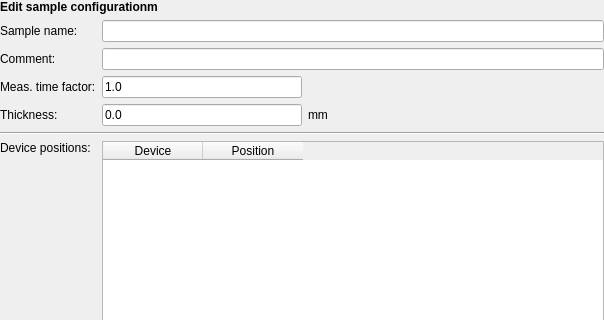
Qt form nicos_ess/loki/gui/sampleconf_one.ui (mlz-ictrl/nicos) before a commit; both pictures show x 0 to 604 and y 0 to 320 of the 604 by 531 pixel window.
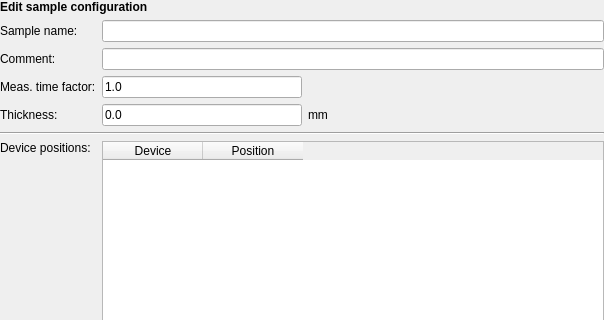
The same form after that commit.

```diff
--- a/nicos_ess/loki/gui/sampleconf_one.ui
+++ b/nicos_ess/loki/gui/sampleconf_one.ui
@@ -283,7 +283,7 @@
         </font>
        </property>
        <property name="text">
-        <string>Edit sample configurationm</string>
+        <string>Edit sample configuration</string>
        </property>
       </widget>
      </item>
```
